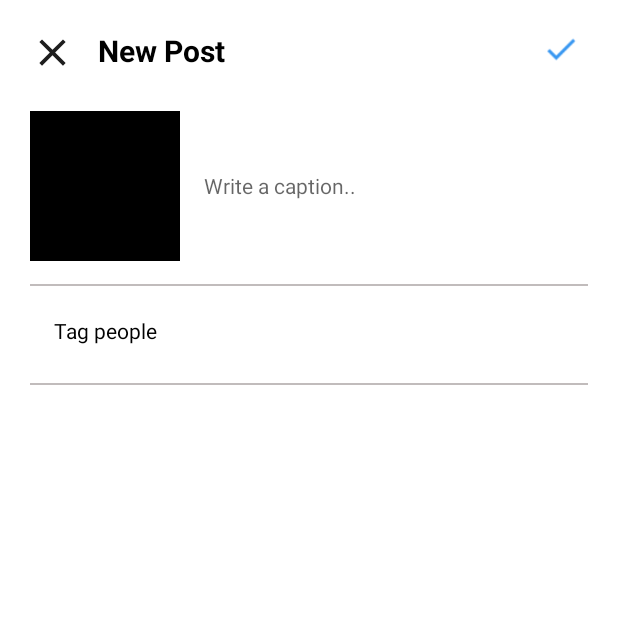
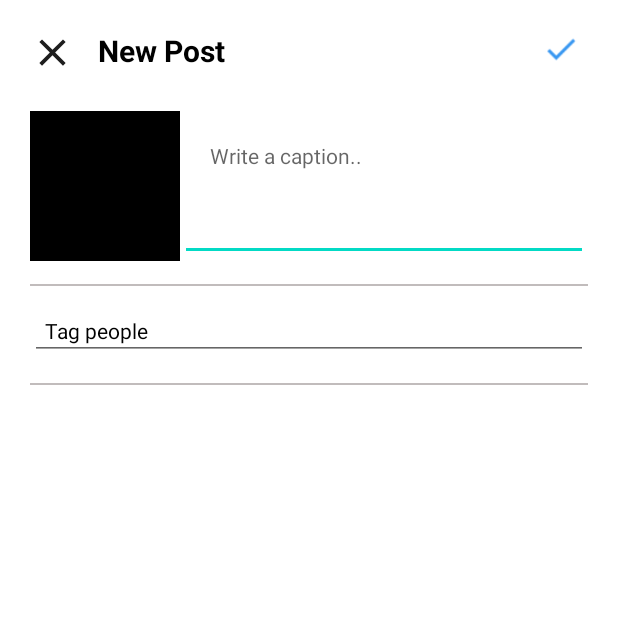
Before and after one commit to dyotavidyadhari/InstagramApp, an Android app: the Upload screen opened directly, with no data from a screen before it, on a phone screen of 412 x 824 dp, the top half of it. Run offline under Robolectric (Android 15) with nearby library versions, the phone set to English and light mode, and no system bars; our stand-ins replace Firebase (no records; nobody signed in at launch, a user with empty details on screens opened directly); pictures from the network do not load; 4 statements that could not run were skipped.

Commit message:
hiya hiya hiya

```diff
--- a/app/build.gradle
+++ b/app/build.gradle
@@ -44,6 +44,7 @@ dependencies {
     implementation 'com.google.firebase:firebase-database:19.7.0'
     implementation 'de.hdodenhof:circleimageview:3.1.0'
     implementation 'com.github.bumptech.glide:glide:4.11.0'
+    implementation 'com.google.firebase:firebase-storage:19.2.2'
     testImplementation 'junit:junit:4.+'
     androidTestImplementation 'androidx.test.ext:junit:1.1.2'
     androidTestImplementation 'androidx.test.espresso:espresso-core:3.3.0'
--- a/app/src/main/java/com/example/instagramkita/Adapter/FeedAdapter.kt
+++ b/app/src/main/java/com/example/instagramkita/Adapter/FeedAdapter.kt
@@ -36,8 +36,8 @@ class FeedAdapter (context: Context,private val posts: List<userPost>): Recycler
         private val usecmnt = view.userid_comment
 
         fun bindholder(context: Context,posted: userPost){
-            Glide.with(context).load(posted.image).into(img)
-            Glide.with(context).load(posted.imageUser).into(imgprofile)
+            Glide.with(context).load(posted.imagefeed).into(img)
+            Glide.with(context).load(posted.image).into(imgprofile)
             uname.text = posted.nama
             usecmnt.text = posted.nama
             caption.text = posted.caption
--- a/app/src/main/java/com/example/instagramkita/model/userPost.kt
+++ b/app/src/main/java/com/example/instagramkita/model/userPost.kt
@@ -2,9 +2,9 @@ package com.example.instagramkita.model
 
 class userPost(
     var caption: String? = null,
-    var image: String? = null,
+    var imagefeed: String? = null,
     var tag: String? = null,
     var tanggal: String? = null,
-    var imageUser: String? = null,
+    var image: String? = null,
     var nama: String? = null
 )
--- a/app/src/main/res/layout/activity_upload.xml
+++ b/app/src/main/res/layout/activity_upload.xml
@@ -36,7 +36,7 @@
             android:layout_weight="0"
             android:layout_width="wrap_content"
             android:layout_height="25dp"
-
+            android:id="@+id/upload_post"
             android:layout_toRightOf="@id/txtnew"
             android:src="@drawable/check"
             android:clickable="true"/>
@@ -50,19 +50,22 @@
         android:scaleType="centerCrop"
         android:src="@color/black"
         />
-    <com.google.android.material.textfield.TextInputEditText
+    <EditText
         android:layout_below="@id/navview"
         style="@style/Widget.MaterialComponents.TextInputLayout.OutlinedBox"
-        android:id="@+id/caption"
+        android:id="@+id/upload_caption"
+        android:inputType="textMultiLine"
+        android:gravity="top|left"
         android:layout_toRightOf="@id/imgupload"
         android:layout_width="match_parent"
         android:layout_height="100dp"
         android:hint="Write a caption.."
         android:padding="20dp"/>
-    <com.google.android.material.textfield.TextInputEditText
+    <EditText
         style="@style/Widget.MaterialComponents.TextInputLayout.OutlinedBox"
-        android:id="@+id/tagpeople"
+        android:id="@+id/upload_tag"
         android:layout_below="@id/divider1"
+        android:inputType="textMultiLine"
         android:layout_width="match_parent"
         android:layout_height="wrap_content"
         android:hint="Tag people"
@@ -79,7 +82,7 @@
 
     <View
         android:id="@+id/divider2"
-        android:layout_below="@id/tagpeople"
+        android:layout_below="@id/upload_tag"
         android:layout_width="match_parent"
         android:layout_height="1dp"
         android:layout_marginTop="15dp"
```
Also changed, not shown: app/src/main/java/com/example/instagramkita/Login.kt (+30 -0 lines), app/src/main/java/com/example/instagramkita/MainActivity.kt (+5 -3 lines), app/src/main/java/com/example/instagramkita/Upload.kt (+71 -8 lines), app/src/main/java/com/example/instagramkita/detail_profile.kt (+24 -4 lines).
